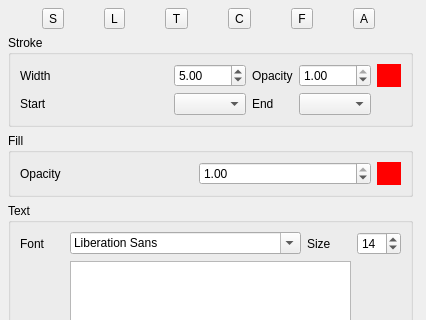
Before: the Qt Designer form inspector.ui in mswed/anny, drawn with Qt 5; both pictures show x 0 to 426 and y 0 to 320 of the 426 by 607 pixel window.
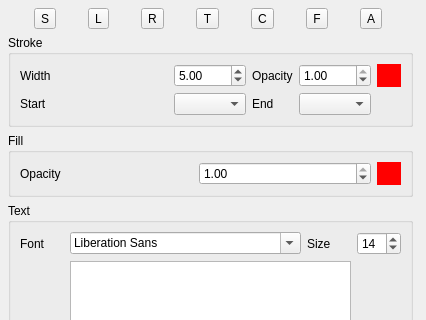
After: the same form once the commit is applied.

Commit message: RectStroke added and selection logic refactored

Patch:
```diff
--- a/inspector.ui
+++ b/inspector.ui
@@ -37,16 +37,6 @@
     </property>
     <item>
      <layout class="QGridLayout" name="toolsLayout">
-      <item row="0" column="2">
-       <widget class="QToolButton" name="textBtn">
-        <property name="text">
-         <string>T</string>
-        </property>
-        <property name="checkable">
-         <bool>true</bool>
-        </property>
-       </widget>
-      </item>
       <item row="0" column="0">
        <widget class="QToolButton" name="selectBtn">
         <property name="text">
@@ -58,9 +48,19 @@
        </widget>
       </item>
       <item row="0" column="3">
-       <widget class="QToolButton" name="circleBtn">
+       <widget class="QToolButton" name="textBtn">
         <property name="text">
-         <string>C</string>
+         <string>T</string>
+        </property>
+        <property name="checkable">
+         <bool>true</bool>
+        </property>
+       </widget>
+      </item>
+      <item row="0" column="5">
+       <widget class="QToolButton" name="freeBtn">
+        <property name="text">
+         <string>F</string>
         </property>
         <property name="checkable">
          <bool>true</bool>
@@ -78,16 +78,16 @@
        </widget>
       </item>
       <item row="0" column="4">
-       <widget class="QToolButton" name="freeBtn">
+       <widget class="QToolButton" name="circleBtn">
         <property name="text">
-         <string>F</string>
+         <string>C</string>
         </property>
         <property name="checkable">
          <bool>true</bool>
         </property>
        </widget>
       </item>
-      <item row="0" column="5">
+      <item row="0" column="6">
        <widget class="QToolButton" name="smoothLineBtn">
         <property name="text">
          <string>A</string>
@@ -97,6 +97,16 @@
         </property>
        </widget>
       </item>
+      <item row="0" column="2">
+       <widget class="QToolButton" name="rectBtn">
+        <property name="text">
+         <string>R</string>
+        </property>
+        <property name="checkable">
+         <bool>true</bool>
+        </property>
+       </widget>
+      </item>
      </layout>
     </item>
     <item>
```
The commit also changes 4 other files.
